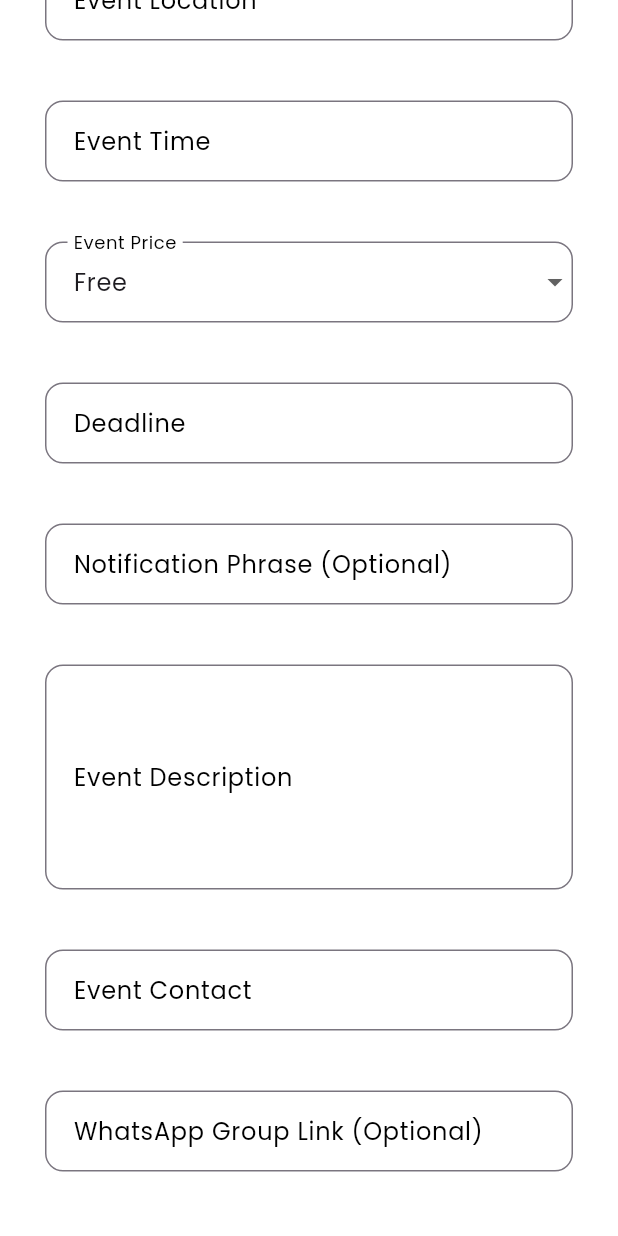
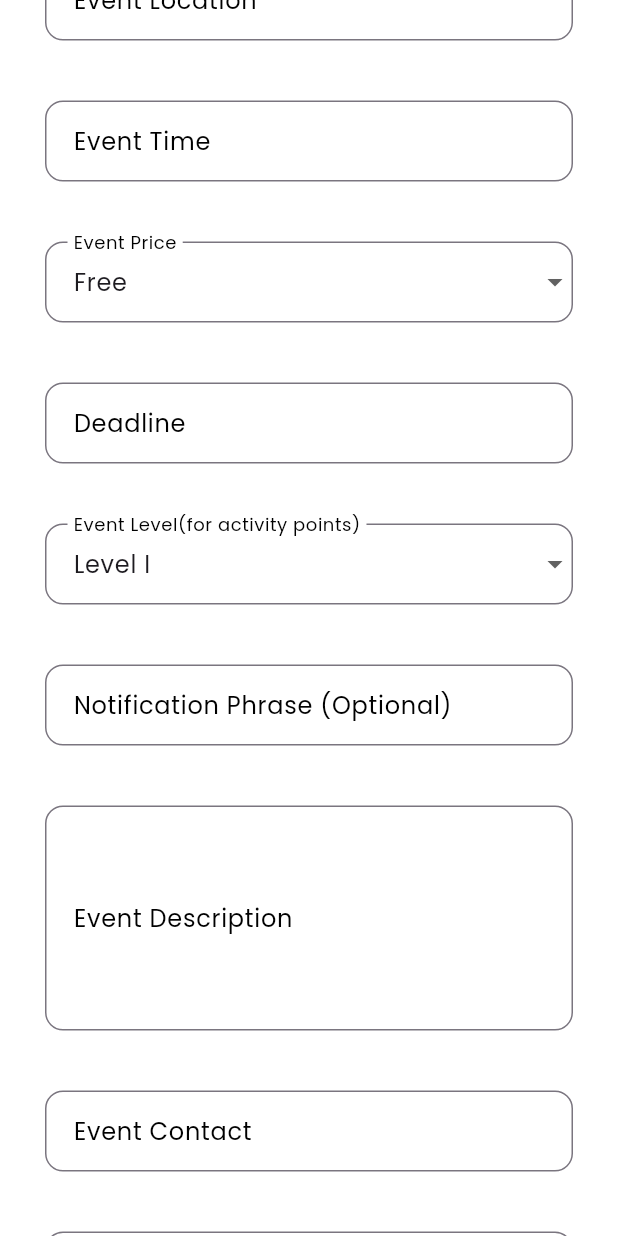
Before and after one commit to chaithanyashaji/EventON, a Flutter app: the AddEvent screen opened directly with empty values, scrolled down 576 dp, on a phone screen of 412 x 824 dp. Run offline on Flutter 3.47's test engine with Material 3 defaults, Android fonts, the light colour scheme and no system bars; our stand-ins replace cloud_firestore, firebase_auth, firebase_core, firebase_messaging, firebase_storage, flutter_dotenv and 8 more; missing offline and left inert: dialog_flowtter, qr_code_scanner; accounts and stored records are empty; generated files the repository leaves out were written again; project files that could hold a hidden picture were left out.

Commit message:
activity points

```diff
--- a/lib/org/addevent.dart
+++ b/lib/org/addevent.dart
@@ -23,6 +23,8 @@ class _AddEventPageState extends State<AddEvent> {
   String _selectedEventType = '';
   String _selectedCommunityType = '';
   String _selectedEventPrice = 'Free';
+  String _selectedEventLevel = 'Level I';
+
   String _errorText = '';
   bool _isSubmitting = false;
   List<String> _selectedDates = [];
@@ -131,9 +133,13 @@ class _AddEventPageState extends State<AddEvent> {
             _buildEventTimePicker(),
             const SizedBox(height: 20),
             _buildEventPriceDropdown(),
-            if (_selectedEventPrice == 'Paid') _buildTextField("Event Price", _eventPricePaidController),
+
             const SizedBox(height: 20),
             _buildDateField("Deadline", _deadlineController),
+
+            const SizedBox(height: 20),
+            _buildEventLevelDropdown(), // New Event Level Dropdown
+
             const SizedBox(height: 20),
             _buildTextField("Notification Phrase (Optional)", _notificationPhraseController),
             const SizedBox(height: 20),
@@ -462,6 +468,59 @@ class _AddEventPageState extends State<AddEvent> {
     );
   }
 
+  Widget _buildEventLevelDropdown() {
+    List<String> eventLevelOptions = [
+      'Level I',
+      'Level II',
+      'Level III',
+      'Level IV',
+      'Level V',
+    ];
+
+    return Container(
+      margin: const EdgeInsets.symmetric(horizontal: 30, vertical: 10),
+      child: Stack(
+        children: [
+          TextFormField(
+            controller: TextEditingController(text: _selectedEventLevel),
+            readOnly: true,
+            decoration: InputDecoration(
+              labelText: 'Event Level(for activity points)',
+              labelStyle: const TextStyle(color: Colors.black),
+              border: OutlineInputBorder(
+                  borderRadius: BorderRadius.circular(12),
+                  borderSide: BorderSide(color: Colors.black, width: 2)),
+              focusedBorder: OutlineInputBorder(
+                  borderRadius: BorderRadius.circular(12),
+                  borderSide: BorderSide(color: Colors.black, width: 2)),
+              contentPadding: const EdgeInsets.symmetric(horizontal: 15, vertical: 15),
+            ),
+          ),
+          Positioned.fill(
+            child: Align(
+              alignment: Alignment.centerRight,
+              child: DropdownButton<String>(
+                isExpanded: true,
+                underline: SizedBox(),
+                onChanged: (newValue) {
+                  setState(() {
+                    _selectedEventLevel = newValue!;
+                  });
+                },
+                items: eventLevelOptions.map<DropdownMenuItem<String>>((String value) {
+                  return DropdownMenuItem<String>(
+                    value: value,
+                    child: Text(value),
+                  );
+                }).toList(),
+              ),
+            ),
+          ),
+        ],
+      ),
+    );
+  }
+
 
   Widget _buildImagePicker() {
     return Container(
@@ -578,6 +637,7 @@ class _AddEventPageState extends State<AddEvent> {
         'eventLocation': _eventLocationController.text,
         'eventTime': _eventTimeController.text,
         'eventPrice': _selectedEventPrice == 'Paid' ? _eventPricePaidController.text : 'Free',
+        'eventLevel': _selectedEventLevel,
         'deadline': _deadlineController.text,
         'notificationPhrase': _notificationPhraseController.text,
         'description': _eventDescriptionController.text,
--- a/lib/org/attendee.dart
+++ b/lib/org/attendee.dart
@@ -134,7 +134,7 @@ class _AttendeeState extends State<Attendee> {
               Navigator.push(
                 context,
                 MaterialPageRoute(
-                  builder: (context) => QRPage(eventId: widget.eventId), // Pass the eventId here
+                  builder: (context) => QRPage(), // Pass the eventId here
                 ),
               );
             },
```
Also changed, not shown: lib/org/qrscanner.dart (+5 -24 lines), lib/pages/my_events_user.dart (+296 -240 lines).
